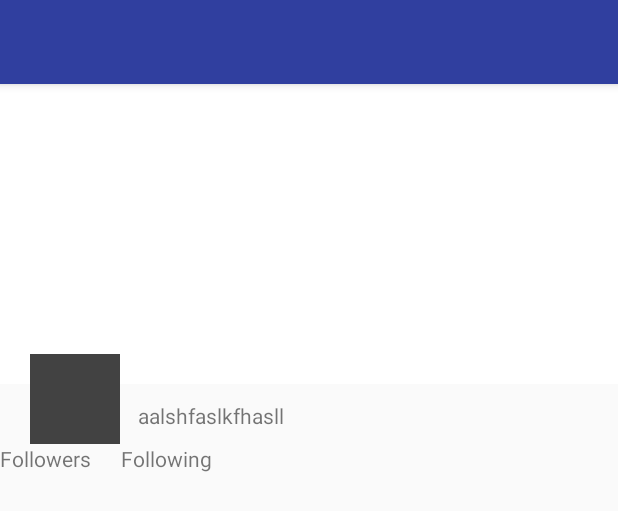
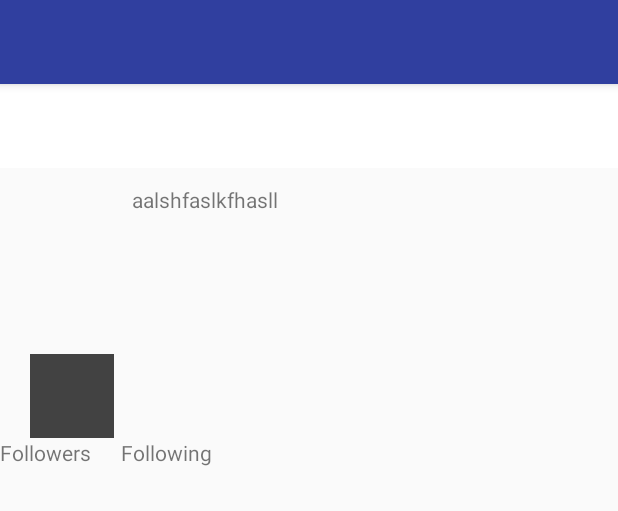
Before and after one commit to codepath-android-fall16-group-8/travel, an Android app: the layout activity_user_profile.xml on its own in the app's theme, with its tools: preview values and no code run, on a phone screen of 412 x 824 dp. Shown: the top 511 px of the screen. Run offline under Robolectric (Android 15) with nearby library versions, the phone set to English and light mode, and no system bars.

Commit message:
nav header

```diff
--- a/app/src/main/java/com/codepath/travel/activities/BaseActivity.java
+++ b/app/src/main/java/com/codepath/travel/activities/BaseActivity.java
@@ -6,7 +6,6 @@ import android.view.MenuItem;
 import android.widget.Toast;
 
 import com.codepath.travel.R;
-import com.codepath.travel.fragments.dialog.ConfirmDeleteTripDialogFragment;
 import com.codepath.travel.fragments.dialog.ErrorMessageDialogFragment;
 
 import butterknife.BindView;
--- a/app/src/main/res/layout/activity_create_story.xml
+++ b/app/src/main/res/layout/activity_create_story.xml
@@ -24,5 +24,4 @@
 
     <include layout="@layout/content_create_story" />
 
-
 </LinearLayout>
--- a/app/src/main/res/layout/activity_home.xml
+++ b/app/src/main/res/layout/activity_home.xml
@@ -4,7 +4,9 @@
     xmlns:tools="http://schemas.android.com/tools"
     android:id="@+id/drawer_layout"
     android:layout_width="match_parent"
-    android:layout_height="match_parent">
+    android:layout_height="match_parent"
+    android:fitsSystemWindows="true">
+
     <RelativeLayout
         android:layout_width="match_parent"
         android:layout_height="match_parent"
--- a/app/src/main/res/layout/activity_user_profile.xml
+++ b/app/src/main/res/layout/activity_user_profile.xml
@@ -15,7 +15,7 @@
         <FrameLayout
             android:id="@+id/flCoverPicContainer"
             android:layout_width="match_parent"
-            android:layout_height="@dimen/profile_cover_pic_height"
+            android:layout_height="@dimen/thumbnail_size"
             tools:background="@color/cardview_light_background"/>
         <FrameLayout
             android:id="@+id/flUserPicContainer"
@@ -23,8 +23,8 @@
             android:layout_alignLeft="@+id/flCoverPicContainer"
             android:layout_marginLeft="20dp"
             android:layout_marginTop="180dp"
-            android:layout_width="@dimen/profile_view_user_pic_width"
-            android:layout_height="@dimen/profile_view_user_pic_height"
+            android:layout_width="@dimen/thumbnail_size"
+            android:layout_height="@dimen/thumbnail_size"
             tools:background="@color/cardview_dark_background"/>
 
         <TextView
--- a/app/src/main/res/layout/item_storyplace.xml
+++ b/app/src/main/res/layout/item_storyplace.xml
@@ -86,8 +86,8 @@
 
             <ImageView
                 android:id="@+id/ivPlacePhoto"
-                android:layout_width="@dimen/photo_size"
-                android:layout_height="@dimen/photo_size"
+                android:layout_width="@dimen/thumbnail_size"
+                android:layout_height="@dimen/thumbnail_size"
                 android:scaleType="centerCrop"
                 tools:src="@mipmap/ic_launcher" />
 
--- a/app/src/main/res/layout/layout_app_bar.xml
+++ b/app/src/main/res/layout/layout_app_bar.xml
@@ -1,9 +1,9 @@
 <?xml version="1.0" encoding="utf-8"?>
 <android.support.design.widget.AppBarLayout
+    xmlns:android="http://schemas.android.com/apk/res/android"
     android:layout_width="match_parent"
     android:layout_height="wrap_content"
-    android:theme="@style/AppTheme.AppBarOverlay"
-    xmlns:android="http://schemas.android.com/apk/res/android">
+    android:theme="@style/AppTheme.AppBarOverlay">
 
     <include
         layout="@layout/toolbar"
--- a/app/src/main/res/values/colors.xml
+++ b/app/src/main/res/values/colors.xml
@@ -5,7 +5,7 @@
     <color name="colorAccent">#303F9F</color>
 
     <color name="transparent">#00000000</color>
-    <color name="colorTransparentBackground">#80FFFFFF</color>
+    <color name="colorTransparentBackground">#60000000</color>
     <color name="green">#008000</color>
     <color name="tango">#F07621</color>
     <color name="dodger_blue">#1DA1F2</color>
--- a/app/src/main/res/values/dimens.xml
+++ b/app/src/main/res/values/dimens.xml
@@ -3,28 +3,22 @@
     <dimen name="activity_horizontal_margin">16dp</dimen>
     <dimen name="activity_vertical_margin">16dp</dimen>
 
-    <!-- Shared -->
+    <dimen name="icon_size">24dp</dimen>
     <dimen name="margin_s">5dp</dimen>
     <dimen name="margin">10dp</dimen>
-    <dimen name="icon_size">24dp</dimen>
-    <dimen name="profile_pic_size">48dp</dimen>
-    <dimen name="photo_size">30dp</dimen>
 
-    <!-- Trips List -->
-    <dimen name="trip_horizontal_list_height">175dp</dimen>
-    <dimen name="trip_horizontal_list_width">150dp</dimen>
-    <dimen name="single_trip_height">100dp</dimen>
+    <!-- Image Dimensions -->
+    <dimen name="profile_pic_size">56dp</dimen>
+    <dimen name="thumbnail_size">56dp</dimen>
 
     <!-- Collage Activity -->
     <dimen name="item_collage_width">200dp</dimen>
     <dimen name="item_collage_height">100dp</dimen>
 
-    <!-- Profile View -->
-    <dimen name="profile_cover_pic_height">200dp</dimen>
-    <dimen name="profile_view_user_pic_width">60dp</dimen>
-    <dimen name="profile_view_user_pic_height">60dp</dimen>
-
     <!-- Story View -->
     <dimen name="media_size">120dp</dimen>
 
+    <!-- Text -->
+    <dimen name="nav_header_text">14sp</dimen>
+
 </resources>
--- a/app/src/main/res/values/styles.xml
+++ b/app/src/main/res/values/styles.xml
@@ -4,6 +4,7 @@
 
     <style name="AppTheme" parent="Theme.AppCompat.Light.NoActionBar">
         <!-- Customize your theme here. -->
+        <item name="windowTranslucentStatus">true</item>
         <item name="colorPrimary">@color/colorPrimary</item>
         <item name="colorPrimaryDark">@color/colorAccent</item>
         <item name="colorAccent">@android:color/darker_gray</item>
@@ -71,4 +72,9 @@
         <item name="android:maxHeight">25dp</item>
     </style>
 
+    <!-- Roboto Medium, 14sp, #FFFFFF -->
+    <style name="navHeaderText" parent="Base.TextAppearance.AppCompat.Body2">
+        <item name="android:textColor">@android:color/white</item>
+    </style>
+
 </resources>
```
Also changed, not shown: app/build.gradle (+11 -6 lines), app/src/main/java/com/codepath/travel/activities/HomeActivity.java (+6 -5 lines), app/src/main/java/com/codepath/travel/helper/ImageUtils.java (+19 -10 lines), app/src/main/res/layout/nav_header.xml (+22 -13 lines).
